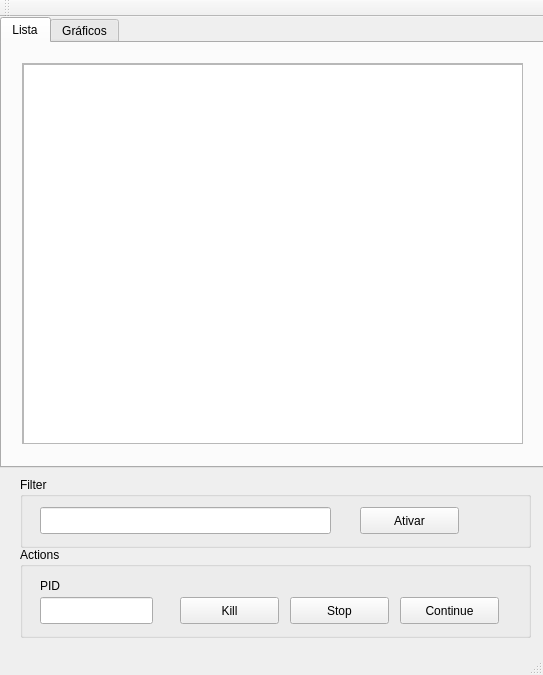
intolerants/str, file taskManager/mainwindow.ui: the form before one commit.
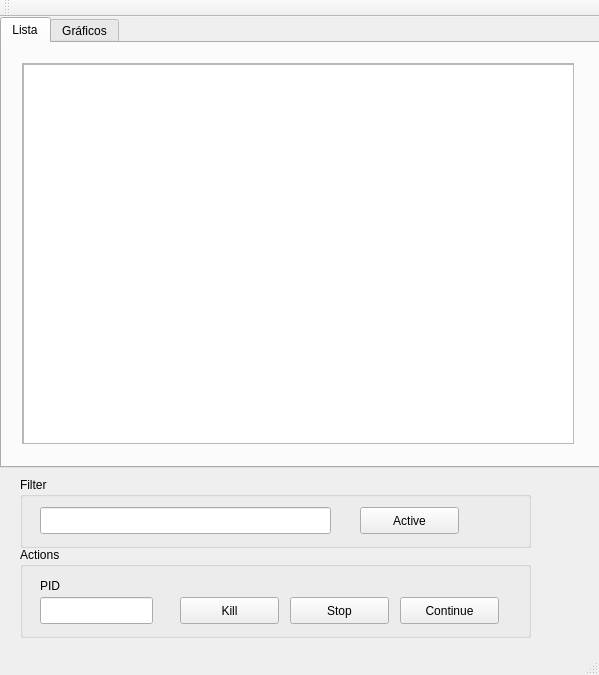
The form after the commit.

Diff of the .ui file:
```diff
--- a/taskManager/mainwindow.ui
+++ b/taskManager/mainwindow.ui
@@ -6,7 +6,7 @@
    <rect>
     <x>0</x>
     <y>0</y>
-    <width>543</width>
+    <width>599</width>
     <height>675</height>
    </rect>
   </property>
@@ -19,7 +19,7 @@
      <rect>
       <x>0</x>
       <y>0</y>
-      <width>551</width>
+      <width>601</width>
       <height>451</height>
      </rect>
     </property>
@@ -35,7 +35,7 @@
        <rect>
         <x>20</x>
         <y>20</y>
-        <width>501</width>
+        <width>552</width>
         <height>381</height>
        </rect>
       </property>
@@ -47,7 +47,7 @@
         <rect>
          <x>0</x>
          <y>0</y>
-         <width>499</width>
+         <width>550</width>
          <height>379</height>
         </rect>
        </property>
@@ -56,8 +56,8 @@
          <rect>
           <x>0</x>
           <y>0</y>
-          <width>511</width>
-          <height>391</height>
+          <width>551</width>
+          <height>381</height>
          </rect>
         </property>
        </widget>
@@ -102,7 +102,7 @@
       </rect>
      </property>
      <property name="text">
-      <string>Ativar</string>
+      <string>Active</string>
      </property>
     </widget>
    </widget>
```
Left out of the diff: 2 changed lines with no effect on the pictures.
